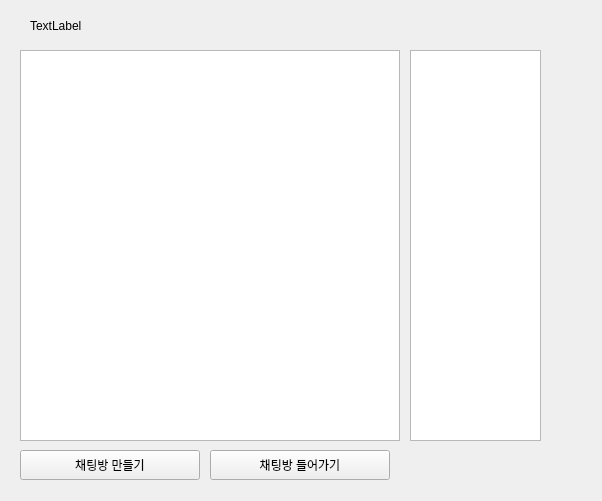
YooSungSoo/MeEither, file ChatRoomList.ui: the form before one commit.
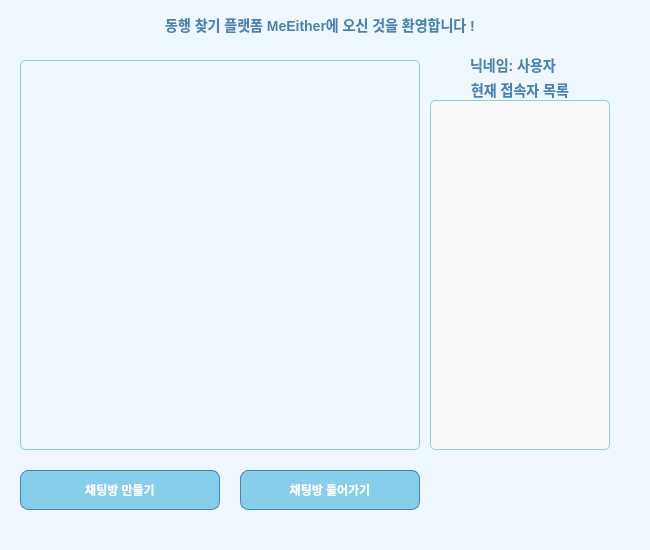
The form after the commit.

Patch:
```diff
--- a/ChatRoomList.ui
+++ b/ChatRoomList.ui
@@ -6,20 +6,65 @@
    <rect>
     <x>0</x>
     <y>0</y>
-    <width>602</width>
-    <height>501</height>
+    <width>650</width>
+    <height>550</height>
    </rect>
   </property>
   <property name="windowTitle">
    <string>채팅방 목록</string>
   </property>
+  <property name="styleSheet">
+   <string>
+    QWidget {
+        background-color: #f0f8ff;
+        font-family: Arial, sans-serif;
+    }
+    QPushButton {
+        background-color: #87ceeb;
+        border: 1px solid #4682b4;
+        border-radius: 8px;
+        color: white;
+        font-weight: bold;
+        padding: 5px 10px;
+    }
+    QPushButton:hover {
+        background-color: #4682b4;
+    }
+    QListWidget {
+        border: 1px solid #87ceeb;
+        border-radius: 5px;
+        padding: 5px;
+    }
+    QLabel {
+        font-size: 14px;
+        font-weight: bold;
+        color: #4682b4;
+    }
+   </string>
+  </property>
+  <widget class="QLabel" name="headerLabel">
+   <property name="geometry">
+    <rect>
+     <x>20</x>
+     <y>10</y>
+     <width>600</width>
+     <height>30</height>
+    </rect>
+   </property>
+   <property name="text">
+    <string>동행 찾기 플랫폼 MeEither에 오신 것을 환영합니다 !</string>
+   </property>
+   <property name="alignment">
+    <set>Qt::AlignmentFlag::AlignCenter</set>
+   </property>
+  </widget>
   <widget class="QListWidget" name="chatRoomListWidget">
    <property name="geometry">
     <rect>
      <x>20</x>
-     <y>50</y>
-     <width>380</width>
-     <height>391</height>
+     <y>60</y>
+     <width>400</width>
+     <height>390</height>
     </rect>
    </property>
   </widget>
@@ -27,9 +72,9 @@
    <property name="geometry">
     <rect>
      <x>20</x>
-     <y>450</y>
-     <width>180</width>
-     <height>30</height>
+     <y>470</y>
+     <width>200</width>
+     <height>40</height>
     </rect>
    </property>
    <property name="text">
@@ -39,37 +84,63 @@
   <widget class="QPushButton" name="joinRoomButton">
    <property name="geometry">
     <rect>
-     <x>210</x>
-     <y>450</y>
+     <x>240</x>
+     <y>470</y>
      <width>180</width>
-     <height>30</height>
+     <height>40</height>
     </rect>
    </property>
    <property name="text">
     <string>채팅방 들어가기</string>
    </property>
   </widget>
-  <widget class="QListWidget" name="chatRoomListWidget_2">
-   <property name="geometry">
-    <rect>
-     <x>410</x>
-     <y>50</y>
-     <width>131</width>
-     <height>391</height>
-    </rect>
-   </property>
-  </widget>
   <widget class="QLabel" name="myInformation">
    <property name="geometry">
     <rect>
-     <x>30</x>
-     <y>10</y>
-     <width>371</width>
-     <height>31</height>
+     <x>470</x>
+     <y>50</y>
+     <width>200</width>
+     <height>30</height>
     </rect>
    </property>
    <property name="text">
-    <string>TextLabel</string>
+    <string>닉네임: 사용자</string>
+   </property>
+  </widget>
+  <widget class="QListWidget" name="activeUsersListWidget">
+   <property name="geometry">
+    <rect>
+     <x>430</x>
+     <y>100</y>
+     <width>180</width>
+     <height>350</height>
+    </rect>
+   </property>
+   <property name="styleSheet">
+    <string>
+     QListWidget {
+         background-color: #f9f9f9;
+         border: 1px solid #87ceeb;
+         border-radius: 5px;
+         padding: 5px;
+     }
+    </string>
+   </property>
+  </widget>
+  <widget class="QLabel" name="activeUsersLabel">
+   <property name="geometry">
+    <rect>
+     <x>430</x>
+     <y>80</y>
+     <width>180</width>
+     <height>20</height>
+    </rect>
+   </property>
+   <property name="text">
+    <string>현재 접속자 목록</string>
+   </property>
+   <property name="alignment">
+    <set>Qt::AlignmentFlag::AlignCenter</set>
    </property>
   </widget>
  </widget>
```
